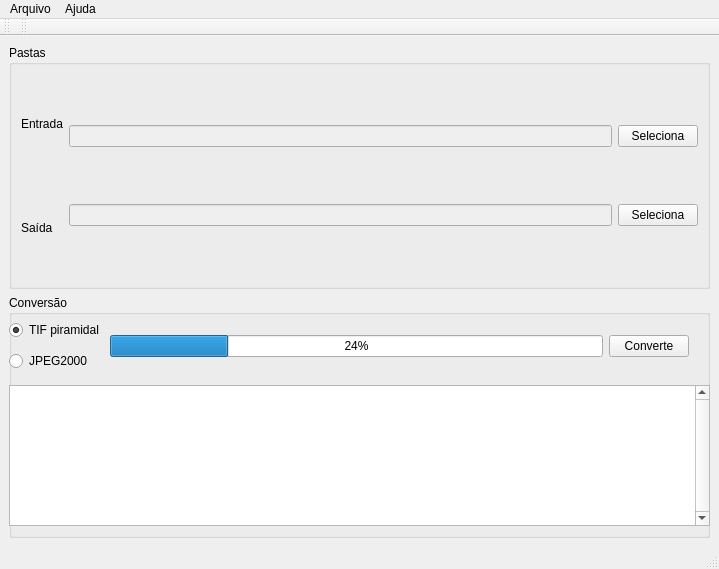
Old version of the form knoma-converter.ui in the repository KNOMA-LAB/knoma-converter.
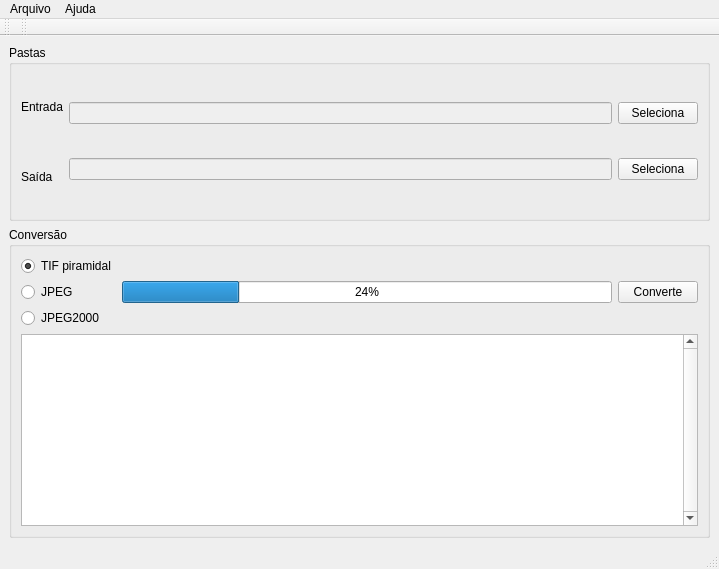
New version of the form.

Commit message: added a new button for jpeg output

```diff
--- a/knoma-converter.ui
+++ b/knoma-converter.ui
@@ -105,15 +105,8 @@
       <property name="title">
        <string>Conversão</string>
       </property>
-      <widget class="QWidget" name="layoutWidget">
-       <property name="geometry">
-        <rect>
-         <x>0</x>
-         <y>20</y>
-         <width>680</width>
-         <height>62</height>
-        </rect>
-       </property>
+      <layout class="QGridLayout" name="gridLayout_3">
+       <item row="0" column="0">
        <layout class="QHBoxLayout" name="horizontalLayout_2">
         <item>
          <layout class="QVBoxLayout" name="verticalLayout_4">
@@ -130,6 +123,16 @@
             </attribute>
            </widget>
           </item>
+           <item>
+            <widget class="QRadioButton" name="radioButton_3">
+             <property name="text">
+              <string>JPEG</string>
+             </property>
+             <attribute name="buttonGroup">
+              <string notr="true">buttonGroup</string>
+             </attribute>
+            </widget>
+           </item>
           <item>
            <widget class="QRadioButton" name="radioButton">
             <property name="text">
@@ -157,16 +160,9 @@
          </widget>
         </item>
        </layout>
-      </widget>
+       </item>
+       <item row="1" column="0">
       <widget class="QPlainTextEdit" name="plainTextEdit">
-       <property name="geometry">
-        <rect>
-         <x>0</x>
-         <y>90</y>
-         <width>701</width>
-         <height>141</height>
-        </rect>
-       </property>
        <property name="sizePolicy">
         <sizepolicy hsizetype="Expanding" vsizetype="Minimum">
          <horstretch>0</horstretch>
@@ -189,6 +185,8 @@
         <bool>true</bool>
        </property>
       </widget>
+       </item>
+      </layout>
      </widget>
     </item>
    </layout>
```
Lines whose indentation alone changed are shown as unchanged. The commit also changes 1 other file.
